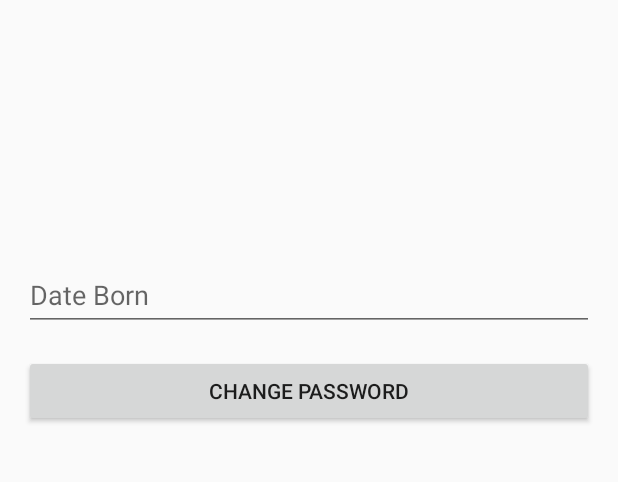
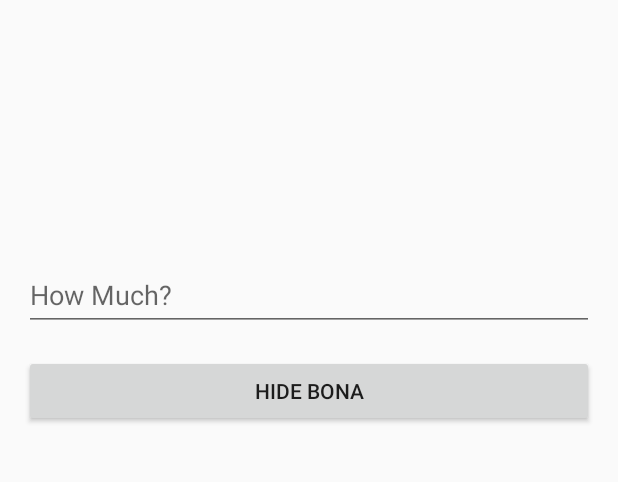
Before and after one commit to dufarah73/phibonatii, an Android app: the HideBonaActivity screen opened directly, with no data from a screen before it, after a tap on an icon or button, on a phone screen of 412 x 824 dp, the part 612-1094 px from its top. Run offline under Robolectric (Android 15) with nearby library versions, the phone set to English and light mode, and no system bars; libraries missing offline, so code that uses them is left out: net.gotev.uploadservice.

Commit message:
tratando upload imagens

```diff
--- a/app/build.gradle
+++ b/app/build.gradle
@@ -28,4 +28,5 @@ dependencies {
     implementation 'com.android.support:support-annotations:27.1.1'
     implementation 'com.google.android.gms:play-services-maps:15.0.1'
     implementation 'com.google.android.gms:play-services-location:15.0.1'
+    implementation 'net.gotev:uploadservice:2.1'
 }
--- a/app/src/main/AndroidManifest.xml
+++ b/app/src/main/AndroidManifest.xml
@@ -7,9 +7,9 @@
     <uses-permission android:name="android.permission.READ_PROFILE" />
     <uses-permission android:name="android.permission.READ_CONTACTS" />
     <uses-permission android:name="android.permission.INTERNET" />
+    <uses-permission android:name="android.permission.READ_EXTERNAL_STORAGE" />
     <uses-permission android:name="android.permission.ACCESS_FINE_LOCATION" />
     <uses-permission android:name="android.permission.ACCESS_COARSE_LOCATION" />
-
 
     <application
         android:allowBackup="true"
--- a/app/src/main/java/br/com/phibonatii/phibonatii/HideBonaActivity.java
+++ b/app/src/main/java/br/com/phibonatii/phibonatii/HideBonaActivity.java
@@ -1,29 +1,52 @@
 package br.com.phibonatii.phibonatii;
 
+import android.Manifest;
 import android.app.Activity;
 import android.content.Intent;
+import android.content.pm.PackageManager;
+import android.database.Cursor;
 import android.graphics.Bitmap;
 import android.graphics.BitmapFactory;
 import android.net.Uri;
 import android.os.Bundle;
 import android.provider.MediaStore;
+import android.support.v4.app.ActivityCompat;
 import android.support.v4.app.FragmentManager;
 import android.support.v4.app.FragmentTransaction;
+import android.support.v4.content.ContextCompat;
 import android.support.v7.app.AppCompatActivity;
 import android.view.View;
+import android.widget.EditText;
 import android.widget.ImageView;
+import android.widget.Toast;
+
+import com.google.android.gms.location.LocationServices;
 
 import java.io.File;
+import java.io.IOException;
+
+import net.gotev.uploadservice.MultipartUploadRequest;
+import net.gotev.uploadservice.UploadNotificationConfig;
+
+import java.util.UUID;
 
 public class HideBonaActivity extends AppCompatActivity {
 
-    public static final int CODIGO_CAMERA = 567;
+    private static final String UPLOAD_URL = "http://192.168.94.1/AndroidImageUpload/upload.php";
+    private static final int CODIGO_IMAGEM = 345;
+    private static final int CODIGO_CAMERA = 567;
     private String caminhoFoto;
+    public EditText fieldDescription;
+    public String description;
 
     @Override
     protected void onCreate(Bundle savedInstanceState) {
         super.onCreate(savedInstanceState);
         setContentView(R.layout.activity_hide_bona);
+
+        if (ActivityCompat.checkSelfPermission(this, Manifest.permission.READ_EXTERNAL_STORAGE ) != PackageManager.PERMISSION_GRANTED) {
+            ActivityCompat.requestPermissions(this, new String[]{Manifest.permission.READ_EXTERNAL_STORAGE}, 456);
+        }
 
         FragmentManager fragMan = getSupportFragmentManager();
         FragmentTransaction fragTrans = fragMan.beginTransaction();
@@ -31,6 +54,57 @@ public class HideBonaActivity extends AppCompatActivity {
         fragTrans.commit();
     }
 
+    public void uploadMultipart(View v) {
+        try {
+            fieldDescription = (EditText) this.findViewById(R.id.edit_description);
+            description = fieldDescription.getText().toString();
+            String uploadId = UUID.randomUUID().toString();
+            new MultipartUploadRequest(this, uploadId, UPLOAD_URL)
+                    .addFileToUpload(caminhoFoto, "image")
+                    .addParameter("description", description)
+                    .setNotificationConfig(new UploadNotificationConfig())
+                    .setMaxRetries(2)
+                    .startUpload(); //Starting the upload
+
+        } catch (Exception exc) {
+            Toast.makeText(this, exc.getMessage(), Toast.LENGTH_SHORT).show();
+        }
+    }
+
+    public void capturePhoto(View v) {
+        Intent intent = new Intent();
+        intent.setType("image/*");
+        intent.setAction(Intent.ACTION_GET_CONTENT);
+        startActivityForResult(Intent.createChooser(intent, "Selecione Foto"), CODIGO_IMAGEM);
+    }
+
+    @Override
+    protected void onActivityResult(int requestCode, int resultCode, Intent data) {
+        super.onActivityResult(requestCode, resultCode, data);
+        if (requestCode == CODIGO_IMAGEM && resultCode == RESULT_OK && data != null && data.getData() != null) {
+            Uri filePath = data.getData();
+
+            Cursor cursor = getContentResolver().query(filePath, null, null, null, null);
+            cursor.moveToFirst();
+            String document_id = cursor.getString(0);
+            document_id = document_id.substring(document_id.lastIndexOf(":") + 1);
+            cursor.close();
+            cursor = getContentResolver().query(android.provider.MediaStore.Images.Media.EXTERNAL_CONTENT_URI,null,MediaStore.Images.Media._ID + " = ? ", new String[]{document_id},null);
+            cursor.moveToFirst();
+            caminhoFoto = cursor.getString(cursor.getColumnIndex(MediaStore.Images.Media.DATA));
+            cursor.close();
+
+            try {
+                Bitmap bitmap = MediaStore.Images.Media.getBitmap(getContentResolver(), filePath);
+                ImageView imageView = (ImageView) this.findViewById(R.id.formulario_foto);
+                imageView.setImageBitmap(bitmap);
+            } catch (IOException e) {
+                e.printStackTrace();
+            }
+        }
+    }
+
+/*
     public void capturePhoto(View v) {
         Intent intentCamera = new Intent(MediaStore.ACTION_IMAGE_CAPTURE);
         caminhoFoto = getExternalFilesDir(null) + "/" + System.currentTimeMillis() + ".jpg";
@@ -54,4 +128,6 @@ public class HideBonaActivity extends AppCompatActivity {
             }
         }
     }
+*/
+
 }
--- a/app/src/main/res/layout/activity_hide_bona.xml
+++ b/app/src/main/res/layout/activity_hide_bona.xml
@@ -73,21 +73,22 @@
                 android:layout_height="wrap_content">
 
                 <EditText
-                    android:id="@+id/edit_dateborn"
+                    android:id="@+id/edit_howmuch"
                     android:layout_width="match_parent"
                     android:layout_height="wrap_content"
                     android:ems="10"
                     android:inputType="date"
-                    android:hint="@string/hint_dateborn" />
+                    android:hint="@string/hint_howmuch" />
 
             </android.support.design.widget.TextInputLayout>
 
             <Button
-                android:id="@+id/button_change_password"
+                android:id="@+id/button_hidebona"
                 android:layout_width="match_parent"
                 android:layout_height="wrap_content"
                 android:layout_marginTop="16dp"
-                android:text="@string/button_change_password" />
+                android:onClick="uploadMultipart"
+                android:text="@string/button_hide_bona" />
 
         </LinearLayout>
     </ScrollView>
--- a/app/src/main/res/values/strings.xml
+++ b/app/src/main/res/values/strings.xml
@@ -17,6 +17,7 @@
     <string name="button_meet">Meet Group</string>
     <string name="button_leave_group">Leave Group</string>
     <string name="button_logout">Logout</string>
+    <string name="button_hide_bona">Hide Bona</string>
 
     <string name="hint_nickname">Nickname</string>
     <string name="hint_fullname">Full Name</string>
@@ -29,6 +30,7 @@
     <string name="hint_longname">Long Name (max 900 char)</string>
     <string name="hint_searchtext">Search Text</string>
     <string name="hint_description">Description</string>
+    <string name="hint_howmuch">How Much?</string>
 
     <string name="action_password">Enter Password</string>
 
```
